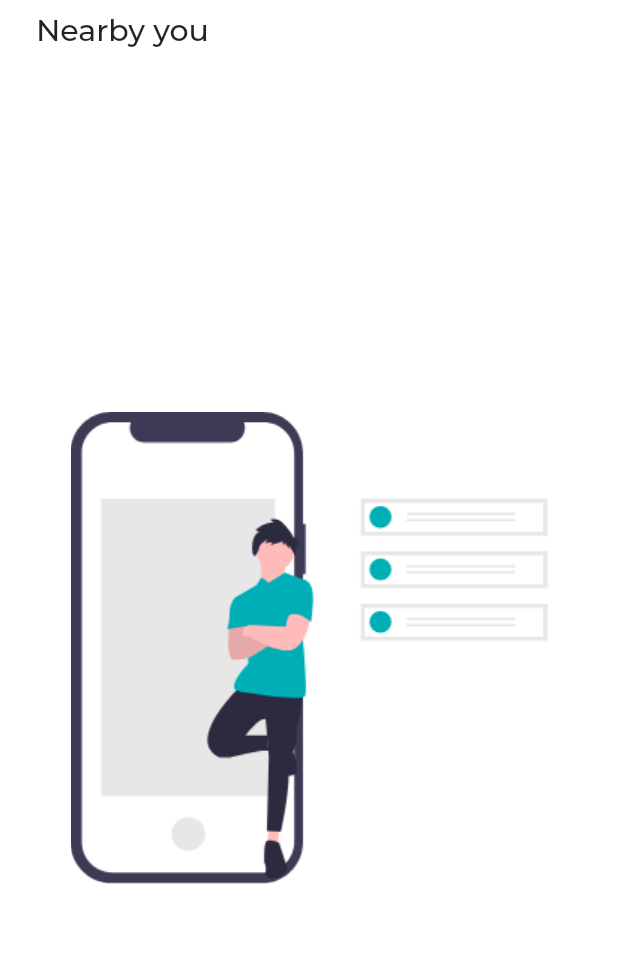
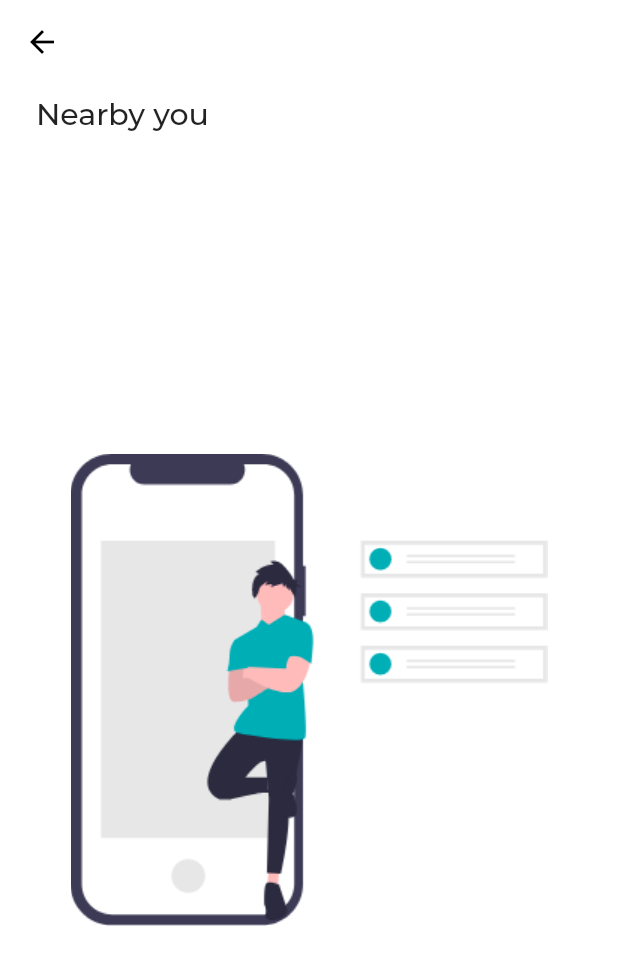
Before and after one commit to Runbhumi/Runbhumi, a Flutter app: the SpecificSport screen opened directly, on a phone screen of 412 x 824 dp. Shown: the top 965 px of the screen. Run offline on Flutter 3.47's test engine with Material 2 defaults, Android fonts, the phone set to English and light mode, and no system bars; our stand-ins replace bubble_tab_indicator, cloud_firestore, datetime_picker_formfield, firebase_auth, firebase_core, firebase_storage and 5 more; missing offline and left inert: connectivity_widget; accounts and stored records are empty; project files that could hold a hidden picture were left out.

Commit message:
added appbar & back button in specific sport page

```diff
--- a/lib/view/homePage/specific_sport.dart
+++ b/lib/view/homePage/specific_sport.dart
@@ -198,6 +198,9 @@ class _SpecificSportState extends State<SpecificSport> {
   Widget build(BuildContext context) {
     final ThemeNotifier theme = Provider.of<ThemeNotifier>(context);
     return Scaffold(
+      appBar: AppBar(
+        leading: BackButton(),
+      ),
       body: Container(
         child: Column(
           crossAxisAlignment: CrossAxisAlignment.start,
```
